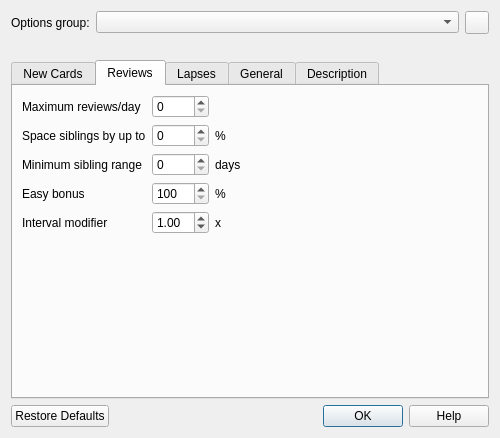
Qt form designer/dconf.ui (ankitects/anki) before a commit.
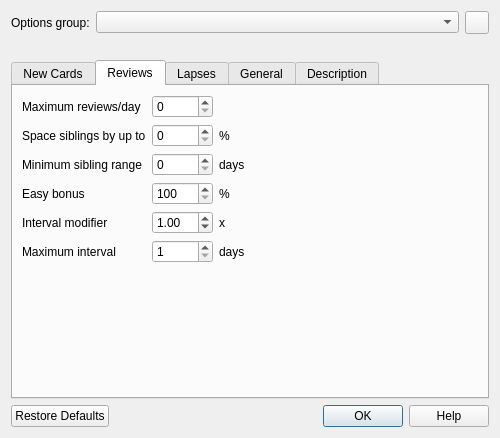
The same form after that commit. The open tabs and pages were chosen to show the change. Icons and pictures are not drawn.

Commit message: ivlFct and maxIvl

```diff
--- a/designer/dconf.ui
+++ b/designer/dconf.ui
@@ -322,6 +322,30 @@
            </property>
           </widget>
          </item>
+         <item row="5" column="0">
+          <widget class="QLabel" name="label_3">
+           <property name="text">
+            <string>Maximum interval</string>
+           </property>
+          </widget>
+         </item>
+         <item row="5" column="1">
+          <widget class="QSpinBox" name="maxIvl">
+           <property name="minimum">
+            <number>1</number>
+           </property>
+           <property name="maximum">
+            <number>99999</number>
+           </property>
+          </widget>
+         </item>
+         <item row="5" column="2">
+          <widget class="QLabel" name="label_23">
+           <property name="text">
+            <string>days</string>
+           </property>
+          </widget>
+         </item>
         </layout>
        </item>
        <item>
```
Left out of the diff: 75 changed lines with no effect on the pictures. The commit also changes 1 other file.
